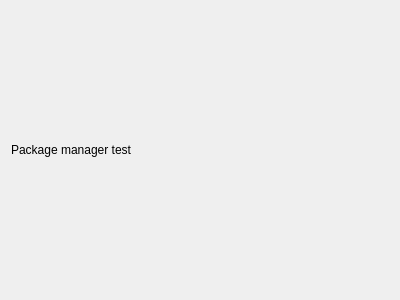
First picture: the form in archcentral/ui/designer/packagemanager.ui, repository szabatoro/archcentral-thesis, before the edit.
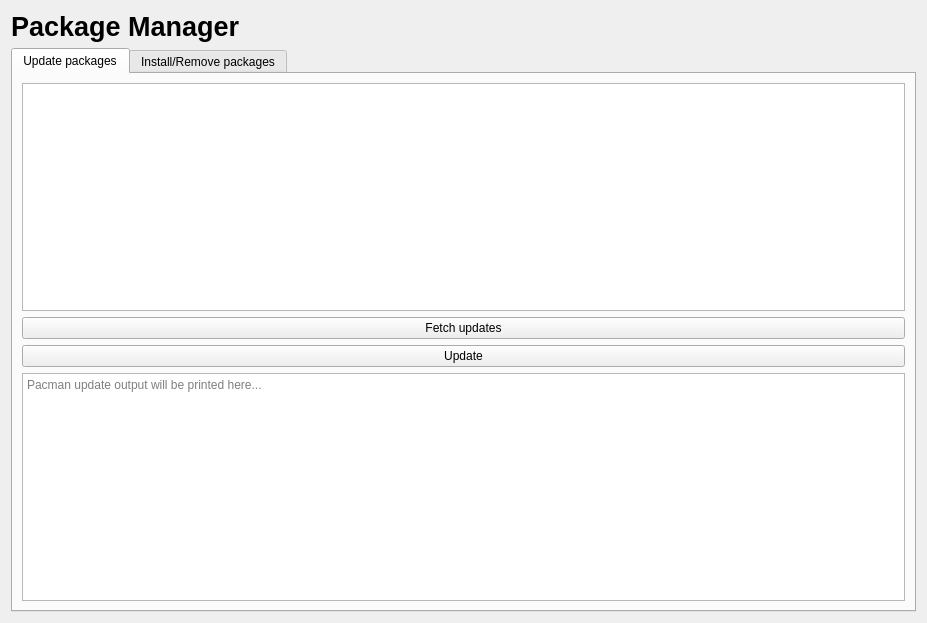
Second picture: the form after the edit.

Commit message: added update functionality for the package manager module

Diff of the .ui file:
```diff
--- a/archcentral/ui/designer/packagemanager.ui
+++ b/archcentral/ui/designer/packagemanager.ui
@@ -6,8 +6,8 @@
    <rect>
     <x>0</x>
     <y>0</y>
-    <width>400</width>
-    <height>300</height>
+    <width>927</width>
+    <height>623</height>
    </rect>
   </property>
   <property name="windowTitle">
@@ -15,12 +15,69 @@
   </property>
   <layout class="QVBoxLayout" name="verticalLayout">
    <item>
-    <widget class="QLabel" name="label">
+    <widget class="QLabel" name="title">
+     <property name="font">
+      <font>
+       <pointsize>20</pointsize>
+       <bold>true</bold>
+      </font>
+     </property>
      <property name="text">
-      <string>Package manager test</string>
+      <string>Package Manager</string>
      </property>
     </widget>
    </item>
+   <item>
+    <widget class="QTabWidget" name="content">
+     <property name="currentIndex">
+      <number>0</number>
+     </property>
+     <widget class="QWidget" name="update">
+      <attribute name="title">
+       <string>Update packages</string>
+      </attribute>
+      <layout class="QVBoxLayout" name="verticalLayout_2">
+       <item>
+        <widget class="QTableView" name="update_table"/>
+       </item>
+       <item>
+        <widget class="QPushButton" name="fetch_update_button">
+         <property name="text">
+          <string>Fetch updates</string>
+         </property>
+        </widget>
+       </item>
+       <item>
+        <widget class="QPushButton" name="update_button">
+         <property name="text">
+          <string>Update</string>
+         </property>
+        </widget>
+       </item>
+       <item>
+        <widget class="QPlainTextEdit" name="pacman_output">
+         <property name="readOnly">
+          <bool>true</bool>
+         </property>
+         <property name="placeholderText">
+          <string>Pacman update output will be printed here...</string>
+         </property>
+        </widget>
+       </item>
+      </layout>
+     </widget>
+     <widget class="QWidget" name="management">
+      <property name="font">
+       <font>
+        <bold>true</bold>
+       </font>
+      </property>
+      <attribute name="title">
+       <string>Install/Remove packages</string>
+      </attribute>
+     </widget>
+    </widget>
+   </item>
   </layout>
  </widget>
  <resources/>
```
The commit also changes 8 other files.
